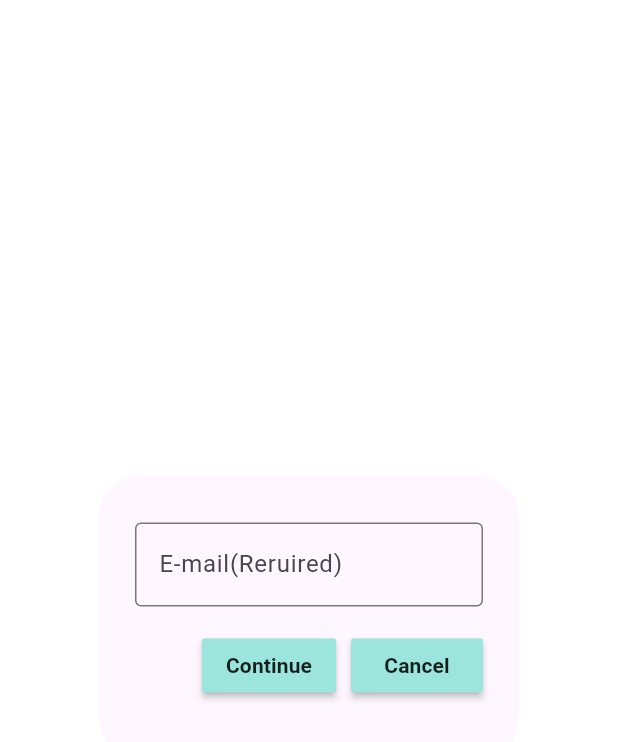
After one commit to MamaFati/E-learning, a Flutter app: the SignInPage screen opened directly, after a tap on "Forgot password?", on a phone screen of 412 x 824 dp. The commit adds this screen. Shown: the top 742 px of the screen. Run offline on Flutter 3.47's test engine with Material 3 defaults, Android fonts, the phone set to English and light mode, and no system bars; our stand-ins replace flutter_rating_bar, google_nav_bar.

Commit message:
added dialog box to forgotPassword

```diff
--- a/lib/component/courses_tile.dart
+++ b/lib/component/courses_tile.dart
@@ -13,7 +13,7 @@ class CoursesTile extends StatelessWidget {
       width: 300,
       margin: EdgeInsets.all(8.0),
       decoration: BoxDecoration(
-        color: Colors.white,
+        color: Colors.grey[100],
 
         borderRadius: BorderRadius.circular(12.0),
         boxShadow: [
--- /dev/null
+++ b/lib/component/diaBottoms.dart
@@ -0,0 +1,20 @@
+import "package:flutter/material.dart";
+
+// ignore: must_be_immutable
+class my_buttom extends StatelessWidget {
+  final String text;
+  VoidCallback onPressed;
+  my_buttom({super.key, required this.text, required this.onPressed});
+
+  @override
+  Widget build(BuildContext context) {
+    return MaterialButton(
+      onPressed: onPressed,
+      color: Color(0xFF9BE5DD),
+      child: Text(
+        text,
+        style: TextStyle(fontWeight: FontWeight.w600),
+      ),
+    );
+  }
+}
--- /dev/null
+++ b/lib/component/dialogBox.dart
@@ -0,0 +1,62 @@
+import 'package:e_learning/component/diaBottoms.dart';
+import 'package:e_learning/pages/RetrivePassPage.dart';
+import 'package:flutter/material.dart';
+// import 'package:todo_app/util/buttoms.dart';
+
+// ignore: must_be_immutable
+class dailogBox extends StatelessWidget {
+  final controller;
+  // save method
+
+  VoidCallback onCancel;
+  dailogBox({
+    super.key,
+    required this.controller,
+    required this.onCancel,
+  });
+
+  @override
+  Widget build(BuildContext context) {
+    return AlertDialog(
+      backgroundColor: Theme.of(context).dialogBackgroundColor,
+      content: Container(
+        height: 150,
+        child: Column(
+          mainAxisAlignment: MainAxisAlignment.spaceEvenly,
+          children: [
+            // get user input
+            TextField(
+              // This controller will make you have acess of the user input
+              controller: controller,
+              decoration: InputDecoration(
+                border: OutlineInputBorder(),
+                hintText: "E-mail(Reruired) ",
+              ),
+            ),
+            //  Buttoms
+            Row(
+              mainAxisAlignment: MainAxisAlignment.end,
+              children: [
+                // save Buttom
+                my_buttom(
+                  text: "Continue",
+                  onPressed: () {
+                    Navigator.push(
+                      context,
+                      MaterialPageRoute(builder: (context) => forgotPass()),
+                    );
+                  },
+                ),
+                const SizedBox(
+                  width: 10,
+                ),
+                // councle btn
+                my_buttom(text: "Cancel", onPressed: onCancel),
+              ],
+            )
+          ],
+        ),
+      ),
+    );
+  }
+}
--- /dev/null
+++ b/lib/pages/RetrivePassPage.dart
@@ -0,0 +1,16 @@
+import 'package:flutter/material.dart';
+class  forgotPass extends StatefulWidget {
+  const  forgotPass({super.key});
+
+  @override
+  State<forgotPass> createState() => _forgotPass();
+}
+
+class _forgotPass extends State<forgotPass> {
+  @override
+  Widget build(BuildContext context) {
+    return Scaffold(
+      appBar: AppBar(),
+    );
+  }
+}
--- a/lib/pages/sign_In_Page.dart
+++ b/lib/pages/sign_In_Page.dart
@@ -1,4 +1,5 @@
 import 'package:e_learning/component/bottoms.dart';
+import 'package:e_learning/component/dialogBox.dart';
 import 'package:e_learning/component/square_tile.dart';
 import 'package:e_learning/component/textArea.dart';
 import 'package:e_learning/pages/sign_Out_Page.dart';
@@ -16,6 +17,7 @@ class _SignInPageState extends State<SignInPage> {
   // Text Editing controllers
   final userNameControl = TextEditingController();
   final passwordControl = TextEditingController();
+  final _controller = TextEditingController();
 
   // Sign user In
   void signUserIn() {}
@@ -94,12 +96,25 @@ class _SignInPageState extends State<SignInPage> {
                               ],
                             ),
                           ),
-                          const Text(
-                            "Forgot password?",
-                            style: TextStyle(
-                              color: Colors.blue,
+                          InkWell(
+                            onTap: () {
+                              Navigator.push(
+                                context,
+                                MaterialPageRoute(
+                                    builder: (context) => dailogBox(
+                                          controller: _controller,
+                                          onCancel: () =>
+                                              Navigator.of(context).pop(),
+                                        )),
+                              );
+                            },
+                            child: Text(
+                              "Forgot password?",
+                              style: TextStyle(
+                                color: Colors.blue,
+                              ),
                             ),
-                          ),
+                          )
                         ],
                       ),
                     ),
```
